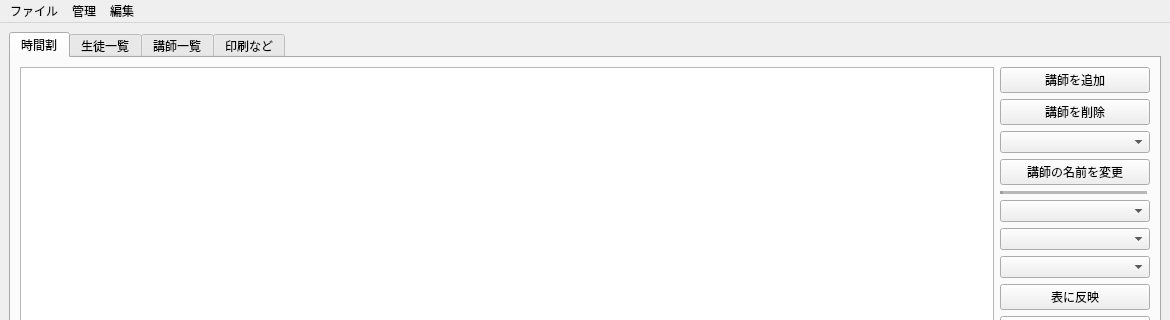
This is mainwindow.ui in ROMEKANA/TimeTable as Qt 5 draws it before an edit; both pictures show x 0 to 1170 and y 0 to 320 of the 1170 by 869 pixel window. The edited form follows.
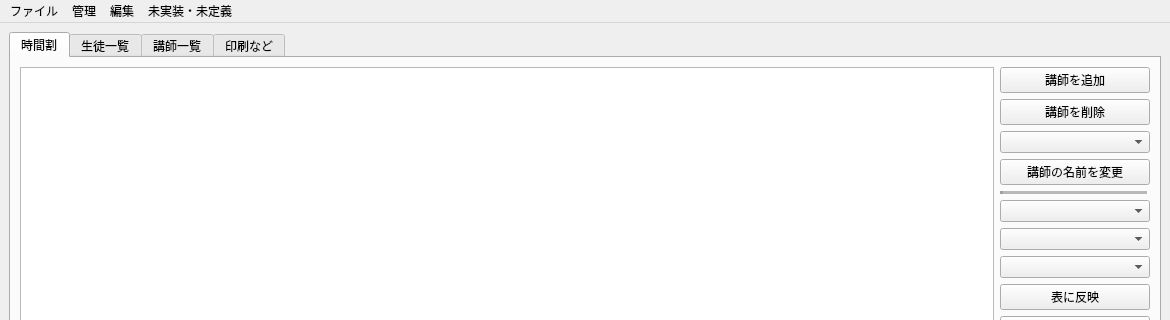
This is the edited form.

The edit to the form file:
```diff
--- a/mainwindow.ui
+++ b/mainwindow.ui
@@ -457,9 +457,19 @@
     <addaction name="actionUndo"/>
     <addaction name="actionRedo"/>
    </widget>
+   <widget class="QMenu" name="menu_3">
+    <property name="title">
+     <string>未実装・未定義</string>
+    </property>
+    <addaction name="actionStudentLoad"/>
+    <addaction name="actionStudentSave"/>
+    <addaction name="actionTeacherLoad"/>
+    <addaction name="actionTeacherSave"/>
+   </widget>
    <addaction name="menuFile"/>
    <addaction name="menu"/>
    <addaction name="menu_2"/>
+   <addaction name="menu_3"/>
   </widget>
   <widget class="QStatusBar" name="statusbar"/>
   <action name="actiondScheduleLoad">
```
Left out of the diff: 6 changed lines with no effect on the pictures.
